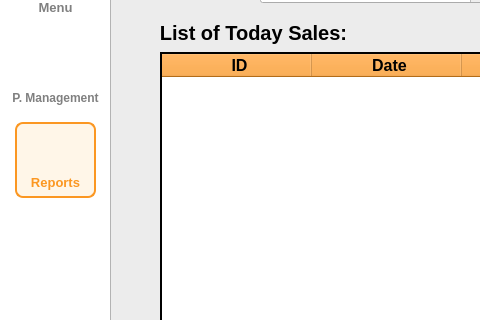
Above: Project SE/ui/reportscreen2.ui from Patatims/CCSFEN2_Project before the change; both pictures show x 0 to 480 and y 228 to 548 of the 1201 by 801 pixel window. Below: the same form after it.
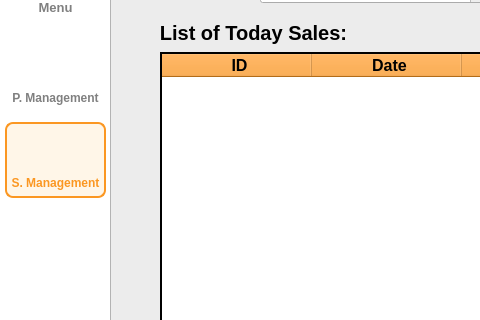
That is the form after the change. Icons and pictures are not drawn.

The edit to the form file:
```diff
--- a/Project SE/ui/reportscreen2.ui
+++ b/Project SE/ui/reportscreen2.ui
@@ -395,29 +395,6 @@
      <set>Qt::AlignCenter</set>
     </property>
    </widget>
-   <widget class="QPushButton" name="reportbtn">
-    <property name="geometry">
-     <rect>
-      <x>15</x>
-      <y>395</y>
-      <width>81</width>
-      <height>31</height>
-     </rect>
-    </property>
-    <property name="styleSheet">
-     <string notr="true">QPushButton{
-    color: #FB9722;;
-    font-family: 'Inter';
-    font-size: 13px;
-    font-weight: 500;
-	border:none;
-}
-</string>
-    </property>
-    <property name="text">
-     <string>Reports</string>
-    </property>
-   </widget>
    <widget class="QPushButton" name="homebtn">
     <property name="geometry">
      <rect>
@@ -909,26 +886,6 @@
      <set>Qt::AlignCenter</set>
     </property>
    </widget>
-   <widget class="QLabel" name="label_2">
-    <property name="geometry">
-     <rect>
-      <x>15</x>
-      <y>350</y>
-      <width>81</width>
-      <height>76</height>
-     </rect>
-    </property>
-    <property name="styleSheet">
-     <string notr="true">QLabel{
-	background-color: rgba(255, 167, 25, 0.1);
-	border: 2px solid #FB9722;
-	border-radius: 8px;
-}</string>
-    </property>
-    <property name="text">
-     <string/>
-    </property>
-   </widget>
    <widget class="QLabel" name="title_3">
     <property name="geometry">
      <rect>
@@ -1009,6 +966,52 @@
    <zorder>title_3</zorder>
    <zorder>title</zorder>
   </widget>
+  <widget class="QPushButton" name="reportbtn">
+   <property name="geometry">
+    <rect>
+     <x>5</x>
+     <y>395</y>
+     <width>101</width>
+     <height>31</height>
+    </rect>
+   </property>
+   <property name="styleSheet">
+    <string notr="true">QPushButton{
+    color: #FB9722;;
+    font-family: 'Inter';
+    font-size: 12px;
+    font-weight: 500;
+	border:none;
+}
+</string>
+   </property>
+   <property name="text">
+    <string>S. Management</string>
+   </property>
+  </widget>
+  <widget class="QLabel" name="label_2">
+   <property name="geometry">
+    <rect>
+     <x>5</x>
+     <y>350</y>
+     <width>101</width>
+     <height>76</height>
+    </rect>
+   </property>
+   <property name="styleSheet">
+    <string notr="true">QLabel{
+	background-color: rgba(255, 167, 25, 0.1);
+	border: 2px solid #FB9722;
+	border-radius: 8px;
+}</string>
+   </property>
+   <property name="text">
+    <string/>
+   </property>
+  </widget>
+  <zorder>bgwidget</zorder>
+  <zorder>label_2</zorder>
+  <zorder>reportbtn</zorder>
  </widget>
  <resources>
   <include location="../resource.qrc"/>
```
Left out of the diff: 2 changed lines with no effect on the pictures.
